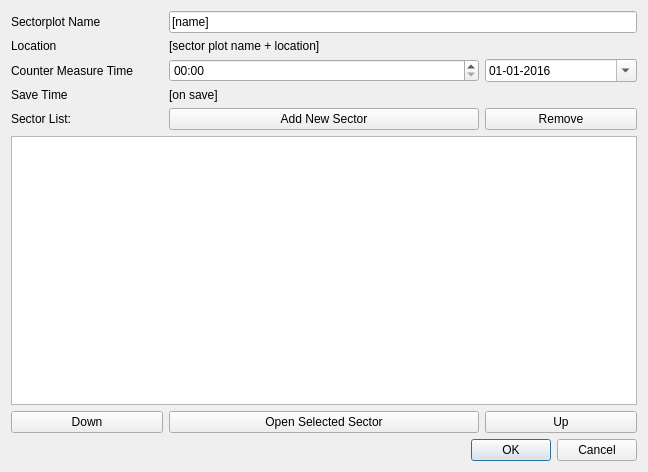
Above: SectorPlot/sectorplot_sectorplotset_dialog_base.ui from rduivenvoorde/sectorplot before the change. Below: the same form after it.
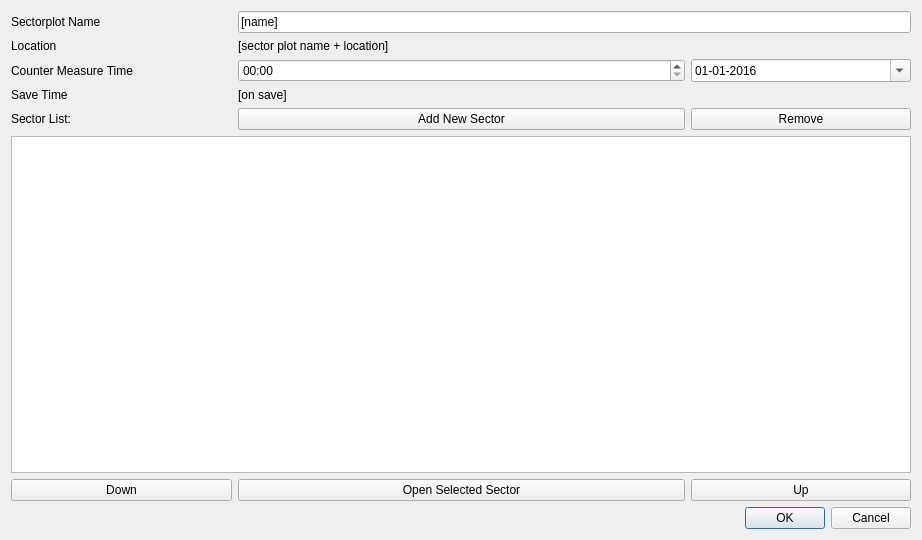
That is the form after the change.

```diff
--- a/SectorPlot/sectorplot_sectorplotset_dialog_base.ui
+++ b/SectorPlot/sectorplot_sectorplotset_dialog_base.ui
@@ -6,8 +6,8 @@
    <rect>
     <x>0</x>
     <y>0</y>
-    <width>648</width>
-    <height>472</height>
+    <width>922</width>
+    <height>540</height>
    </rect>
   </property>
   <property name="windowTitle">
```
Left out of the diff: 2 changed lines with no effect on the pictures.
